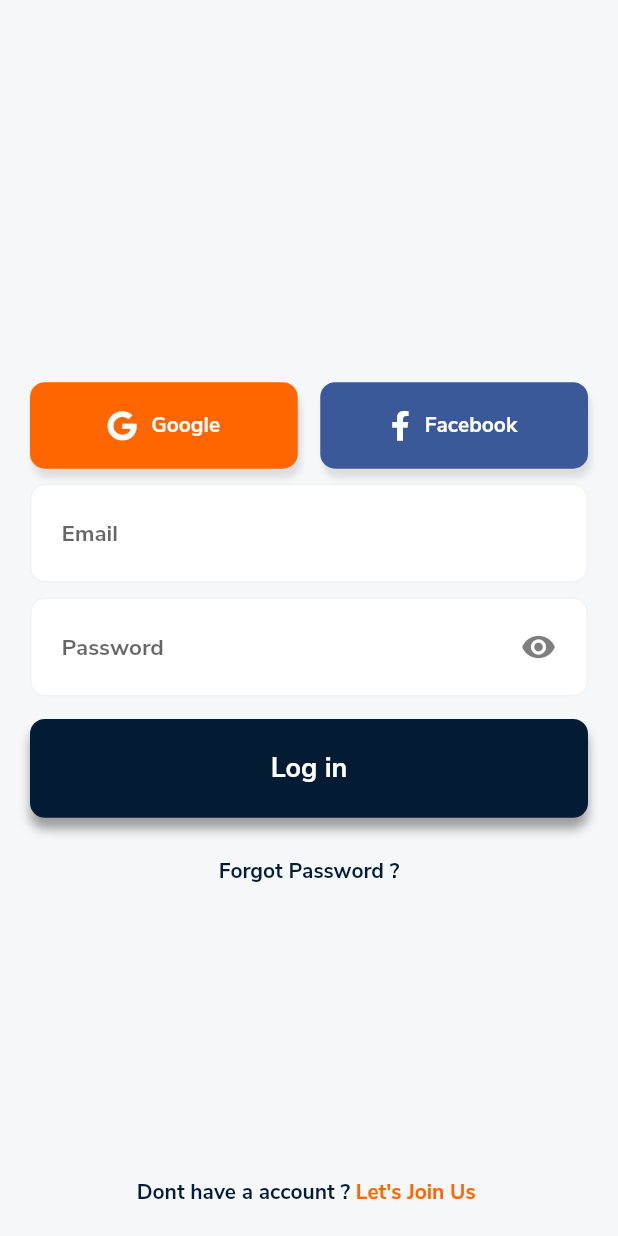
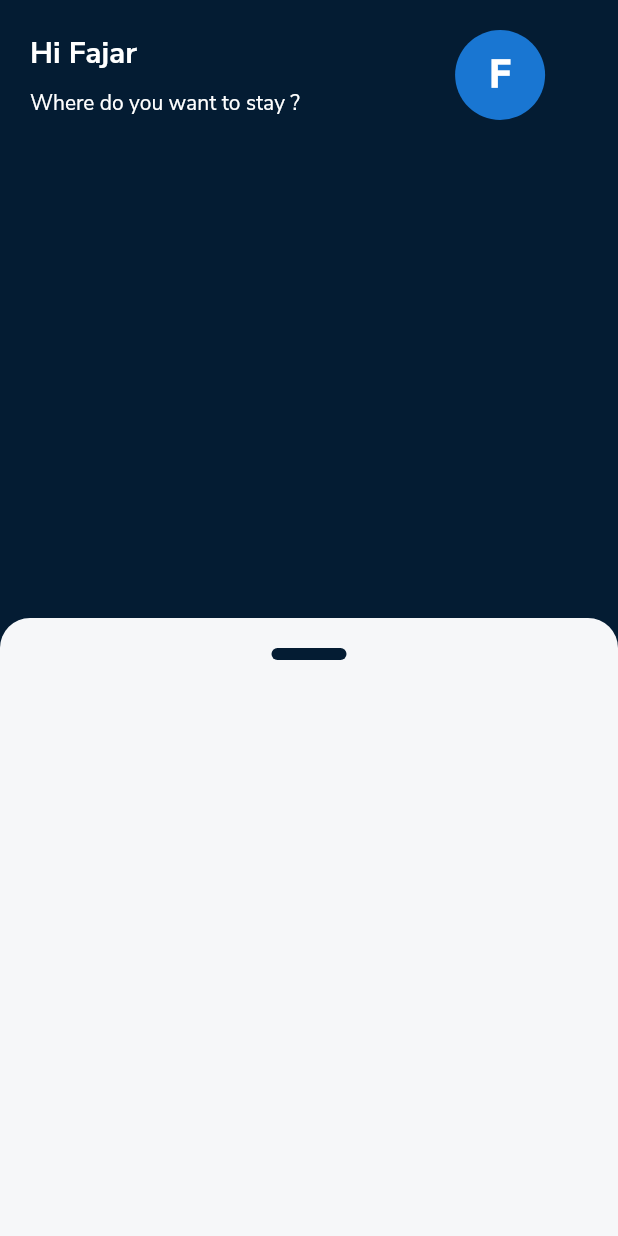
Before and after one commit to animusphere1/papi_kost_2, a Flutter app: the screen it shows after launch, on a phone screen of 412 x 824 dp. Run offline on Flutter 3.47's test engine with Material 2 defaults, Android fonts, the phone set to English and light mode, and no system bars; our stand-ins replace dots_indicator, font_awesome_flutter, supercharged.

Commit message:
Home Page

```diff
--- a/lib/core/viewmodel/themeprovider.dart
+++ b/lib/core/viewmodel/themeprovider.dart
@@ -22,6 +22,7 @@ class ThemeProvider extends ChangeNotifier {
     _themeData = ThemeData(
       backgroundColor: "#FFFFFF".toColor(),
       accentColor: "#041C33".toColor(),
+      accentColorBrightness: Brightness.light,
       cardColor: '#f6f7f9'.toColor(),
       buttonColor: "#ff6600".toColor(),
       fontFamily: 'NunitoSans',
--- a/lib/main.dart
+++ b/lib/main.dart
@@ -31,7 +31,7 @@ class _MyAppState extends State<MyApp> {
         return MaterialApp(
           debugShowCheckedModeBanner: true,
           theme: themeProvider.theme,
-          initialRoute: RouterGenerator.routeLogin,
+          initialRoute: RouterGenerator.routeHome,
           onGenerateRoute: RouterGenerator.generateRoute,
         );
       }),
--- a/lib/ui/router/router_generator.dart
+++ b/lib/ui/router/router_generator.dart
@@ -1,4 +1,5 @@
 import 'package:flutter/material.dart';
+import 'package:papi_kost/ui/screen/home/home.dart';
 import 'package:papi_kost/ui/screen/login/login.dart';
 import 'package:papi_kost/ui/screen/onboardingpage/onboardcorepage.dart';
 import 'package:papi_kost/ui/screen/splashscreen/splashscreen.dart';
@@ -7,6 +8,7 @@ class RouterGenerator {
   static const String routeSplash = "/spalshscreen";
   static const String routeOnboard = "/onBoarding";
   static const String routeLogin = "/login";
+  static const String routeHome = "/home";
 
   // ignore: missing_return
   static Route<dynamic> generateRoute(RouteSettings settings) {
@@ -22,6 +24,9 @@ class RouterGenerator {
       case routeSplash:
         return MaterialPageRoute(builder: (_) => SplashScreen());
         break;
+      case routeHome:
+        return MaterialPageRoute(builder: (_) => HomePage());
+        break;
     }
   }
 }
--- /dev/null
+++ b/lib/ui/screen/home/home.dart
@@ -0,0 +1,131 @@
+import 'package:flutter/material.dart';
+
+class HomePage extends StatefulWidget {
+  @override
+  _HomePageState createState() => _HomePageState();
+}
+
+class _HomePageState extends State<HomePage> {
+  @override
+  Widget build(BuildContext context) {
+    return Scaffold(
+      backgroundColor: Theme.of(context).accentColor,
+      body: Stack(
+        children: [
+          body(context),
+          bottomContainer(),
+        ],
+      ),
+    );
+  }
+
+  Widget body(BuildContext context) {
+    return Container(
+      child: Padding(
+        padding: EdgeInsets.symmetric(
+          vertical: 20,
+          horizontal: 20,
+        ),
+        child: Column(
+          crossAxisAlignment: CrossAxisAlignment.start,
+          children: [
+            Row(
+              children: [
+                Column(
+                  crossAxisAlignment: CrossAxisAlignment.start,
+                  mainAxisAlignment: MainAxisAlignment.spaceEvenly,
+                  children: [
+                    Text(
+                      "Hi Fajar",
+                      style: TextStyle(
+                        color: Theme.of(context).backgroundColor,
+                        fontSize: 20,
+                        fontWeight: FontWeight.bold,
+                      ),
+                    ),
+                    SizedBox(
+                      height: 10,
+                    ),
+                    Text(
+                      "Where do you want to stay ?",
+                      style: TextStyle(
+                        color: Colors.white,
+                      ),
+                    ),
+                  ],
+                ),
+                SizedBox(
+                  width: 75,
+                ),
+                circleAvatarHome(),
+              ],
+            ),
+          ],
+        ),
+      ),
+    );
+  }
+
+  Widget circleAvatarHome() {
+    return Expanded(
+      child: CircleAvatar(
+        maxRadius: 30.0,
+        child: Center(
+          child: Text(
+            'F',
+            style: TextStyle(
+              fontSize: 25,
+              fontWeight: FontWeight.w900,
+            ),
+          ),
+        ),
+      ),
+    );
+  }
+
+  Widget bottomContainer() {
+    return DraggableScrollableSheet(
+      initialChildSize: 0.5,
+      minChildSize: 0.2,
+      maxChildSize: 0.5,
+      builder: (context, s) {
+        return Container(
+          decoration: BoxDecoration(
+            color: Theme.of(context).cardColor,
+            borderRadius: BorderRadius.only(
+              topLeft: Radius.circular(20),
+              topRight: Radius.circular(20),
+            ),
+          ),
+          height: MediaQuery.of(context).size.height * 0.5,
+          child: SingleChildScrollView(
+            controller: s,
+            child: Column(
+              children: [
+                Container(
+                  margin: EdgeInsets.all(20),
+                  child: Column(
+                    children: [
+                      Center(
+                        child: Container(
+                          height: 8,
+                          width: 50,
+                          decoration: BoxDecoration(
+                            color: Theme.of(context).accentColor,
+                            borderRadius: BorderRadius.all(
+                              Radius.circular(20),
+                            ),
+                          ),
+                        ),
+                      ),
+                    ],
+                  ),
+                ),
+              ],
+            ),
+          ),
+        );
+      },
+    );
+  }
+}
--- /dev/null
+++ b/lib/ui/screen/home/widget/widget.dart
@@ -0,0 +1 @@
+export 'searchwidget.dart';
--- a/lib/ui/screen/login/login.dart
+++ b/lib/ui/screen/login/login.dart
@@ -21,8 +21,8 @@ class _LoginState extends State<Login> {
   @override
   Widget build(BuildContext context) {
     return Scaffold(
-      resizeToAvoidBottomPadding: true,
-      backgroundColor: Theme.of(context).cardColor,
+      // resizeToAvoidBottomInset: true,
+      backgroundColor: Theme.of(context).backgroundColor,
       body: Stack(
         children: [
           PageView(
--- a/lib/ui/screen/login/signup.dart
+++ b/lib/ui/screen/login/signup.dart
@@ -135,7 +135,7 @@ class _SignUpPageState extends State<SignUpPage> {
                 ),
               ),
               Text(
-                "Login".trim(),
+                "Login",
                 style: TextStyle(
                   color: Theme.of(context).buttonColor,
                   fontWeight: FontWeight.bold,
--- a/lib/ui/screen/login/widget/buttonloginwith.dart
+++ b/lib/ui/screen/login/widget/buttonloginwith.dart
@@ -18,7 +18,7 @@ class ButtonLoginWith extends StatelessWidget {
       ),
       decoration: BoxDecoration(
         color: color,
-        borderRadius: BorderRadius.circular(10),
+        borderRadius: BorderRadius.circular(15),
         boxShadow: [
           BoxShadow(
             color: Colors.black.withOpacity(0.1),
--- a/lib/ui/screen/login/widget/textfielditem.dart
+++ b/lib/ui/screen/login/widget/textfielditem.dart
@@ -4,11 +4,13 @@ class TextFieldItem extends StatefulWidget {
   IconData icon;
   String hintText;
   bool statusObscure;
+  bool readOnly;
 
   TextFieldItem({
     this.icon,
-    this.hintText,
+    @required this.hintText,
     this.statusObscure = false,
+    this.readOnly = false,
   });
 
   @override
@@ -16,12 +18,18 @@ class TextFieldItem extends StatefulWidget {
 }
 
 class _TextFieldItemState extends State<TextFieldItem> {
-  TextEditingController _textEditingController =
-      TextEditingController(text: '');
+  TextEditingController _textEditingController = TextEditingController();
+
+  @override
+  initState() {
+    _textEditingController.text = '';
+    super.initState();
+  }
 
   @override
   Widget build(BuildContext context) {
     final node = FocusScope.of(context);
+
     return Container(
       height: MediaQuery.of(context).size.height * 0.08,
       margin: EdgeInsets.symmetric(
@@ -33,11 +41,12 @@ class _TextFieldItemState extends State<TextFieldItem> {
         borderRadius: BorderRadius.circular(10),
       ),
       child: Padding(
-        padding: const EdgeInsets.symmetric(horizontal: 20),
+        padding: const EdgeInsets.symmetric(horizontal: 20, vertical: 2),
         child: Row(
           children: <Widget>[
             Expanded(
               child: TextField(
+                textAlignVertical: TextAlignVertical.center,
                 controller: _textEditingController,
                 onChanged: (value) {},
                 onEditingComplete: () => node.nextFocus(),
```
Also changed, not shown: lib/ui/screen/home/widget/searchwidget.dart (added, +20 -0 lines), lib/ui/screen/login/loginpage.dart (+6 -5 lines), lib/ui/screen/login/widget/button.dart (+3 -4 lines), lib/ui/screen/onboardingpage/onboardcorepage.dart (+4 -5 lines).
